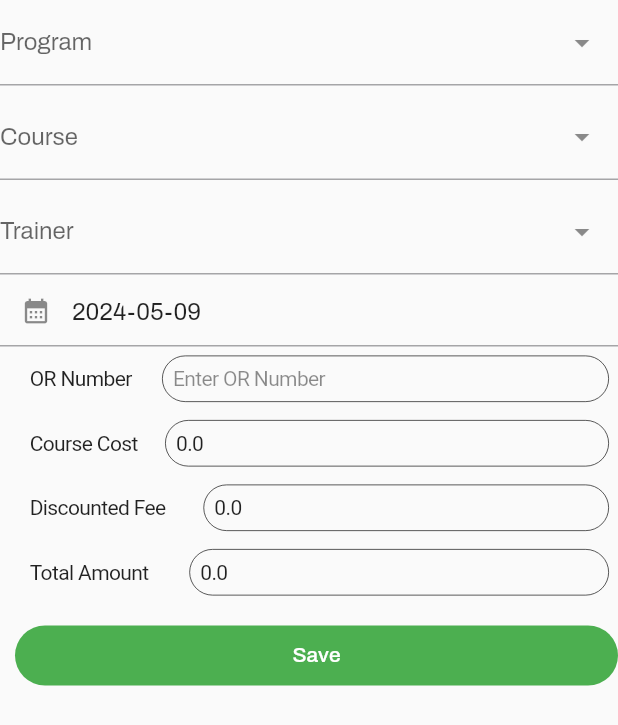
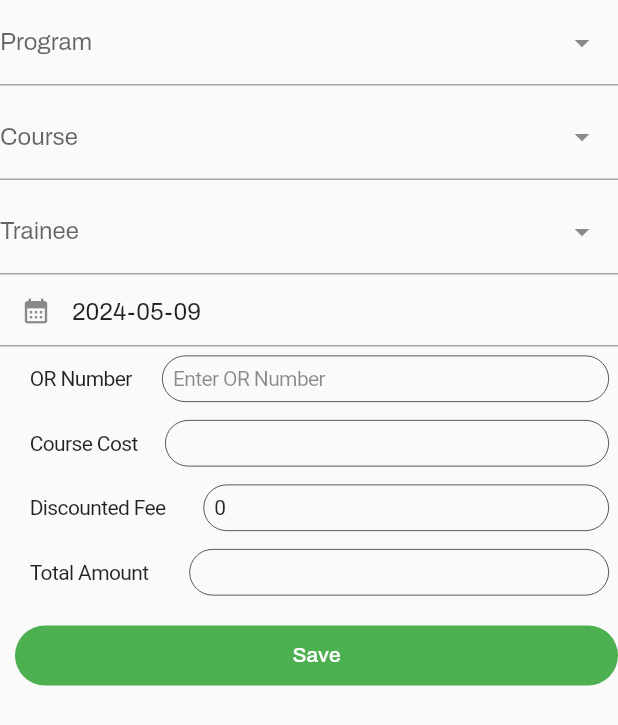
Before and after one commit to sxmdln/ICTC_Admin, a Flutter app: the PaymentForm widget shown alone on an empty page, opened directly, on a phone screen of 412 x 824 dp. Shown: the top 725 px of the screen. Run offline on Flutter 3.47's test engine with Material 3 defaults, Android fonts, the phone set to English and light mode, and no system bars; drawn by our look-alikes of dropdown_search; our stand-ins replace data_table_2, email_validator, font_awesome_flutter, html_unescape, supabase_flutter; missing offline and left inert: file_saver, pluto_grid_plus, pluto_grid_plus_export; accounts and stored records are empty; network calls fail.

Commit message:
payment edit form ok na

```diff
--- /dev/null
+++ b/lib/models/register.dart
@@ -0,0 +1,38 @@
+import 'package:json_annotation/json_annotation.dart';
+
+part 'register.g.dart';
+
+@JsonSerializable(
+    includeIfNull: false
+)
+class Register {
+
+  final int? id;
+
+  @JsonKey(name: 'student_id')
+  int? studentId;
+
+  @JsonKey(name: 'course_id')
+  int? courseId;
+
+  //String? status;
+
+  bool is_approved;
+
+  Register({
+    this.id,
+    required this.studentId,
+    this.courseId,
+    //this.status,
+    required this.is_approved,
+  });
+
+  factory Register.fromJson(Map<String, dynamic> json) => _$RegisterFromJson(json);
+
+  Map<String, dynamic> toJson() => _$RegisterToJson(this);
+
+  @override
+  String toString() {
+    return '$studentId.firstName $studentId.lastName';
+  }
+}
--- a/lib/pages/finance/forms/payment_form.dart
+++ b/lib/pages/finance/forms/payment_form.dart
@@ -1,7 +1,8 @@
 import 'package:dropdown_search/dropdown_search.dart';
 import 'package:ictc_admin/models/course.dart';
 import 'package:ictc_admin/models/payment.dart';
-import 'package:ictc_admin/models/trainer.dart';
+import 'package:ictc_admin/models/register.dart';
+import 'package:ictc_admin/models/trainee.dart';
 import 'package:ictc_admin/models/program.dart';
 import 'package:intl/intl.dart';
 import 'package:flutter/cupertino.dart';
@@ -9,9 +10,7 @@ import 'package:flutter/material.dart';
 import 'package:supabase_flutter/supabase_flutter.dart';
 
 class PaymentForm extends StatefulWidget {
-  const PaymentForm({super.key, this.payment, this.course, this.program});
-  final Program? program;
-  final Course? course;
+  const PaymentForm({super.key, this.payment});
   final Payment? payment;
 
   @override
@@ -19,7 +18,7 @@ class PaymentForm extends StatefulWidget {
 }
 
 class _PaymentFormState extends State<PaymentForm> {
-  Trainer? selectedTrainer;
+  Trainee? selectedTrainee;
   Program? selectedProgram;
   Course? selectedCourse;
 
@@ -45,40 +44,46 @@ class _PaymentFormState extends State<PaymentForm> {
         text: widget.payment?.orDate.toString() ??
             DateFormat('yyyy-MM-dd').format(DateTime.now()));
     orNumberCon = TextEditingController(text: widget.payment?.orNumber ?? "");
-    courseCostCon =
-        TextEditingController(text: widget.course?.cost.toString() ?? "0.0");
     discountCon = TextEditingController(
-        text: widget.payment?.discount.toString() ?? "0.0");
-    totalAmountCon = TextEditingController(
-        text:
-            (double.parse(courseCostCon.text) - double.parse(discountCon.text))
-                    .toString() ??
-                "0.0");
+        text: widget.payment?.discount.toString() ?? 0.toString());
     approvedCon = TextEditingController(
         text: widget.payment?.approved.toString() ?? "false");
+    courseCostCon = TextEditingController();
+    totalAmountCon = TextEditingController();
 
     if (widget.payment != null) {
       Supabase.instance.client
           .from('program')
           .select()
-          .eq('id', widget.course!.programId!)
+          .eq('id', widget.payment!.programId)
           .limit(1)
           .withConverter((data) => Program.fromJson(data.first))
           .then((value) => setState(() => selectedProgram = value));
+
       Supabase.instance.client
           .from('course')
           .select()
-          .eq('trainer_id', widget.course!.trainerId!)
+          .eq('id', widget.payment!.courseId)
           .limit(1)
-          .withConverter((data) => Trainer.fromJson(data.first))
-          .then((value) => setState(() => selectedTrainer = value));
+          .withConverter((data) => Course.fromJson(data.first))
+          .then((value) => setState(() {
+                selectedCourse = value;
+                courseCostCon.text = selectedCourse!.cost.toString();
+                totalAmountCon.text = (double.parse(courseCostCon.text) -
+                        double.parse(discountCon.text))
+                    .toString();
+              }));
+
       Supabase.instance.client
-          .from('course')
+          .from('student')
           .select()
-          .eq('program_id', widget.program!.id!)
-          .withConverter((data) => Course.fromJson(data.first))
-          .then((value) => setState(() => selectedCourse = value));
+          .eq('id', widget.payment!.studentId)
+          .limit(1)
+          .withConverter((data) => Trainee.fromJson(data.first))
+          .then((value) => setState(() => selectedTrainee = value));
     }
+
+    print(widget.payment?.toJson());
   }
 
 // PROGRAMS
@@ -95,23 +100,41 @@ class _PaymentFormState extends State<PaymentForm> {
   }
 
 // TRAINERS
-  Future<List<Trainer>> fetchTrainers({String? filter}) async {
+  Future<List<Trainee>> fetchTrainees({String? filter}) async {
+    if (selectedCourse == null) return [];
+
     final supabase = Supabase.instance.client;
-    List<Trainer> trainers;
-    trainers = await supabase
-        .from('trainer')
+
+    final registrations = await supabase
+        .from('registration')
         .select()
-        .withConverter((data) => data.map((e) => Trainer.fromJson(e)).toList());
+        .eq('course_id', selectedCourse!.id!)
+        .eq('is_approved', false)
+        .withConverter(
+            (data) => data.map((e) => Register.fromJson(e)).toList());
+
+    final List<Trainee> trainees = [];
+    for (final register in registrations) {
+      final trainee = await supabase
+          .from('student')
+          .select()
+          .eq('id', register.studentId!)
+          .limit(1)
+          .withConverter((data) => Trainee.fromJson(data.first));
+      trainees.add(trainee);
+    }
 
     return filter == null
-        ? trainers
-        : trainers
+        ? trainees
+        : trainees
             .where((element) => element.toString().contains(filter))
             .toList();
   }
 
 // COURSES
   Future<List<Course>> fetchCourses({String? filter}) async {
+    if (selectedProgram == null) return [];
+
     final supabase = Supabase.instance.client;
     late final List<Course> programCourses;
     programCourses = await supabase
@@ -168,6 +191,11 @@ class _PaymentFormState extends State<PaymentForm> {
               setState(() {
                 courseCostCon.text = selectedCourse!.cost.toString();
               });
+              setState(() {
+                totalAmountCon.text = (double.parse(courseCostCon.text) -
+                        double.parse(discountCon.text))
+                    .toString();
+              });
             },
             selectedItem: selectedCourse,
             popupProps: const PopupProps.dialog(showSearchBox: true),
@@ -182,21 +210,21 @@ class _PaymentFormState extends State<PaymentForm> {
           const SizedBox(
             height: 6,
           ),
-          DropdownSearch<Trainer>(
-            asyncItems: (filter) => fetchTrainers(),
+          DropdownSearch<Trainee>(
+            asyncItems: (filter) => fetchTrainees(),
             dropdownDecoratorProps: const DropDownDecoratorProps(
               dropdownSearchDecoration: InputDecoration(
-                labelText: "Trainer",
+                labelText: "Trainee",
                 filled: false,
               ),
             ),
-            onChanged: (value) => setState(() => selectedTrainer = value),
-            selectedItem: selectedTrainer,
+            onChanged: (value) => setState(() => selectedTrainee = value),
+            selectedItem: selectedTrainee,
             popupProps: const PopupProps.dialog(showSearchBox: true),
             compareFn: (item1, item2) => item1.id == item2.id,
             validator: (value) {
               if (value == null) {
-                return "Select a trainer.";
+                return "Select a student.";
               }
               return null;
             },
@@ -261,8 +289,6 @@ class _PaymentFormState extends State<PaymentForm> {
                 SizedBox(width: 18),
               ],
             ),
-            //TODO: Automatically get the COURSE Cost or the course registration fee.
-
             style: const TextStyle(
               fontSize: 14,
               fontWeight: FontWeight.w400,
@@ -280,6 +306,10 @@ class _PaymentFormState extends State<PaymentForm> {
           ),
           CupertinoTextFormFieldRow(
             onChanged: (value) {
+              if (value.isEmpty) {
+                setState(() => discountCon.text = "0");
+              }
+
               setState(() {
                 totalAmountCon.text = (double.parse(courseCostCon.text) -
                         double.parse(discountCon.text))
@@ -389,7 +419,7 @@ class _PaymentFormState extends State<PaymentForm> {
             totalAmount: double.parse(totalAmountCon.text),
             approved: false,
             courseId: selectedCourse!.id!,
-            studentId: selectedTrainer!.id!,
+            studentId: selectedTrainee!.id!,
             programId: selectedProgram!.id!,
           );
           print(payment.toJson());
--- a/lib/pages/finance/tables/payment.dart
+++ b/lib/pages/finance/tables/payment.dart
@@ -444,7 +444,6 @@ class _PaymentTableState extends State<PaymentTable> {
         'orNumber': PlutoCell(value: payment.orNumber),
         'actions': PlutoCell(value: Builder(builder: (context) {
           return Row(
-            //TODO: HINDI PA GUMAGANA PLS MAKE IT WORK :<
             children: [
               editButton(payment),
             ],
```
Also changed, not shown: lib/pages/finance/forms/expenses_form.dart (+8 -6 lines), lib/models/register.g.dart (added).
